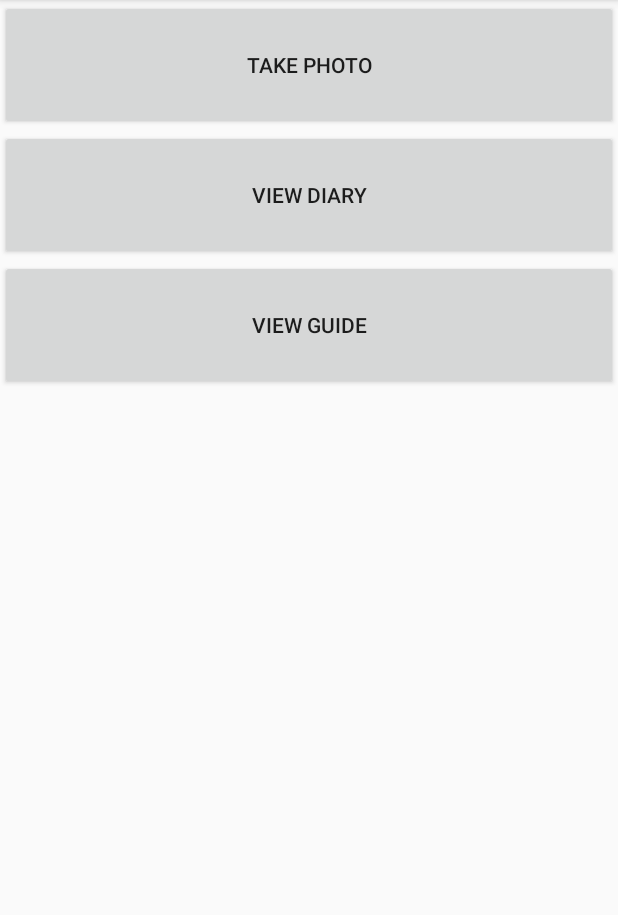
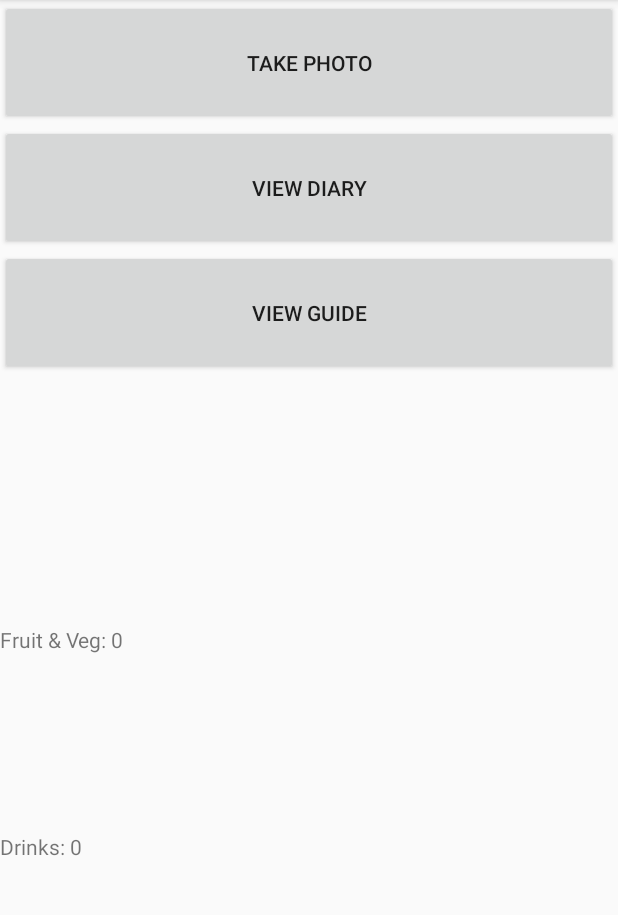
Before and after one commit to mmalone136/HonoursProject, an Android app: the screen it shows after launch (OptionsActivity), on a phone screen of 412 x 824 dp, the part 84-999 px from its top. Run offline under Robolectric (Android 15) with nearby library versions, the phone set to English and light mode, and no system bars.

Commit message:
DB table setup for daily counts, edited other table to store counts for each entry. Writes and reads work correctly mostly, slight bug on updating totals on new table

```diff
--- a/app/src/main/java/com/example/mmalo/prototype2/DB/DBHelper.java
+++ b/app/src/main/java/com/example/mmalo/prototype2/DB/DBHelper.java
@@ -21,10 +21,12 @@ public class DBHelper extends SQLiteOpenHelper{
                     " audio_data BLOB ," +
                     " time_stamp TEXT," +
                     " filepath TEXT," +
-                    " meal TEXT)";
+                    " meal TEXT," +
+                    " fv_count INT," +
+                    " drink_count INT)";
 
     private static final String SQL_CREATE_COUNTS =
-            "CREATE TABLE IF NOT EXISTS diary_entries (" +
+            "CREATE TABLE IF NOT EXISTS counts (" +
                     " entry_ID INTEGER PRIMARY KEY," +
                     " time_stamp TEXT," +
                     " fv_count INT," +
--- a/app/src/main/java/com/example/mmalo/prototype2/OptionsActivity.java
+++ b/app/src/main/java/com/example/mmalo/prototype2/OptionsActivity.java
@@ -2,6 +2,7 @@ package com.example.mmalo.prototype2;
 
 import android.content.ContentValues;
 import android.content.Intent;
+import android.database.Cursor;
 import android.database.sqlite.SQLiteDatabase;
 import android.os.Bundle;
 import android.support.v7.app.AppCompatActivity;
@@ -9,12 +10,14 @@ import android.view.Menu;
 import android.view.MenuInflater;
 import android.view.MenuItem;
 import android.view.View;
+import android.widget.TextView;
 import android.widget.Toast;
 
 import com.example.mmalo.prototype2.Controllers.CameraController;
 import com.example.mmalo.prototype2.DB.DBHelper;
 import com.example.mmalo.prototype2.Models.DiaryData;
 
+import java.sql.Date;
 import java.sql.Time;
 import java.sql.Timestamp;
 import java.text.SimpleDateFormat;
@@ -26,6 +29,9 @@ import java.util.ArrayList;
 
 public class OptionsActivity extends AppCompatActivity {
 
+    int todaysFV;
+    int todaysDrinks;
+
 
     @Override
     protected void onCreate(Bundle savedInstanceState) {
@@ -33,6 +39,7 @@ public class OptionsActivity extends AppCompatActivity {
         setContentView(R.layout.activity_options);
         //Toast t = Toast.makeText(this, "This is the correct", Toast.LENGTH_LONG);
         //t.show();
+        readCountData();
     }
 
     public void deleteDBData(View v) {
@@ -97,7 +104,7 @@ public class OptionsActivity extends AppCompatActivity {
                                 " audio_data BLOB ," +
                                 " time_stamp TEXT," +
                                 " filepath TEXT," +
-                                " meal TEXT" +
+                                " meal TEXT," +
                                 " fv_count INT," +
                                 " drink_count INT)";
 
@@ -131,6 +138,9 @@ public class OptionsActivity extends AppCompatActivity {
                     ex.printStackTrace();
                     ex.printStackTrace();
                 }
+                return true;
+            case R.id.RefreshTotals:
+                readCountData();
                 return true;
             default:
                 return super.onOptionsItemSelected(item);
@@ -168,6 +178,69 @@ public class OptionsActivity extends AppCompatActivity {
         for (DiaryData d : seven) {
             insertEntry(d);
         }
+
+
+    }
+
+    public void readCountData(){
+
+
+//        "CREATE TABLE IF NOT EXISTS counts (" +
+//                " entry_ID INTEGER PRIMARY KEY," +
+//                " time_stamp TEXT," +
+//                " fv_count INT," +
+//                " drink_count INT)";
+
+
+        DBHelper dbh = new DBHelper(getApplicationContext());
+        SQLiteDatabase db = dbh.getReadableDatabase();
+
+        java.util.Date theDate = new java.util.Date();
+        Date today = new Date(theDate.getTime());
+
+        String[] projection = {
+                "entry_ID", "fv_count", "time_stamp", "drink_count"
+        };
+        String select = "time_stamp Like ?";
+        String[] selArgs = {"%" + today + "%"};
+        //ArgOrder => Table,Columns, Columns From Where, Values from where, togroup, tofilter groups, sortorder
+        Cursor cursor = db.query("counts", projection, select, selArgs, null, null, null);
+
+
+        if(cursor.moveToFirst()) {
+            do {
+                try {
+                    String tID = cursor.getString(cursor.getColumnIndexOrThrow("time_stamp"));
+                    int fvCount = cursor.getInt(cursor.getColumnIndexOrThrow("fv_count"));
+                    int drinkCount = cursor.getInt(cursor.getColumnIndexOrThrow("drink_count"));
+
+                   // Timestamp theTime = Timestamp.valueOf(tID);
+                   // Date seven = new Date(theTime.getTime());
+
+                    todaysFV = fvCount;
+                    todaysDrinks = drinkCount;
+
+                } catch (Exception e) {
+                    e.printStackTrace();
+                    e.printStackTrace();
+
+                    todaysFV = 0;
+                    todaysDrinks = 0;
+
+                }
+
+
+            } while (cursor.moveToNext());
+
+
+        }
+        cursor.close();
+        TextView fv = (TextView) findViewById(R.id.textViewFV);
+        TextView dr = (TextView) findViewById(R.id.textViewDrinks);
+
+
+        fv.setText("Fruit & Veg: " + todaysFV);
+        dr.setText("Drinks: " + todaysDrinks);
 
 
     }
--- a/app/src/main/java/com/example/mmalo/prototype2/SummaryActivity.java
+++ b/app/src/main/java/com/example/mmalo/prototype2/SummaryActivity.java
@@ -83,9 +83,13 @@ public class SummaryActivity extends AppCompatActivity {
     public void setListView(){
 
         ArrayList<String> stringsofthings = new ArrayList<String>();
+
+        String counts = "Fruit & Veg: " + theentry.getFvCount() + " | Drinks: " + theentry.getDrCount();
+
         stringsofthings.add(theentry.getMeal());
         stringsofthings.add(String.valueOf(theentry.getTimestamp()));
         stringsofthings.add(theentry.getComment());
+        stringsofthings.add(counts);
 
         dataList = (ListView) findViewById(R.id.listViewOfDatas);
         ListAdapter adapter = new ArrayAdapter<>(this, android.R.layout.simple_list_item_1, stringsofthings);
--- a/app/src/main/res/layout/activity_options.xml
+++ b/app/src/main/res/layout/activity_options.xml
@@ -50,6 +50,13 @@
         android:onClick = "createTable"
         android:visibility="invisible"/>
 
+    <TextView
+        android:text="TextView"
+        android:layout_width="match_parent"
+        android:layout_height="wrap_content"
+        android:id="@+id/textViewFV"
+        android:layout_weight="0.09" />
+
     <Button
         android:text="INSERT DATA"
         android:layout_width="match_parent"
@@ -59,6 +66,13 @@
         android:onClick="doThingsNow"
         android:visibility="invisible"
         />
+
+    <TextView
+        android:text="TextView"
+        android:layout_width="match_parent"
+        android:layout_height="wrap_content"
+        android:id="@+id/textViewDrinks"
+        android:layout_weight="0.09" />
 
     <Button
         android:text="Delete More"
--- a/app/src/main/res/menu/menu_layout.xml
+++ b/app/src/main/res/menu/menu_layout.xml
@@ -18,4 +18,8 @@
         android:title="Delete More"
         android:layout_width="wrap_content"
         android:layout_height="wrap_content" />
+    <item android:id="@+id/RefreshTotals"
+        android:title="Refresh More"
+        android:layout_width="wrap_content"
+        android:layout_height="wrap_content" />
     </menu>
```
Also changed, not shown: app/src/main/java/com/example/mmalo/prototype2/DateviewActivity.java (+5 -10 lines), app/src/main/java/com/example/mmalo/prototype2/Models/DiaryData.java (+21 -1 lines), app/src/main/java/com/example/mmalo/prototype2/PTakenActivity.java (+95 -5 lines), app/src/main/java/com/example/mmalo/prototype2/SumOptions.java (+7 -5 lines), app/src/main/res/layout/activity_ptaken.xml (+14 -8 lines).
